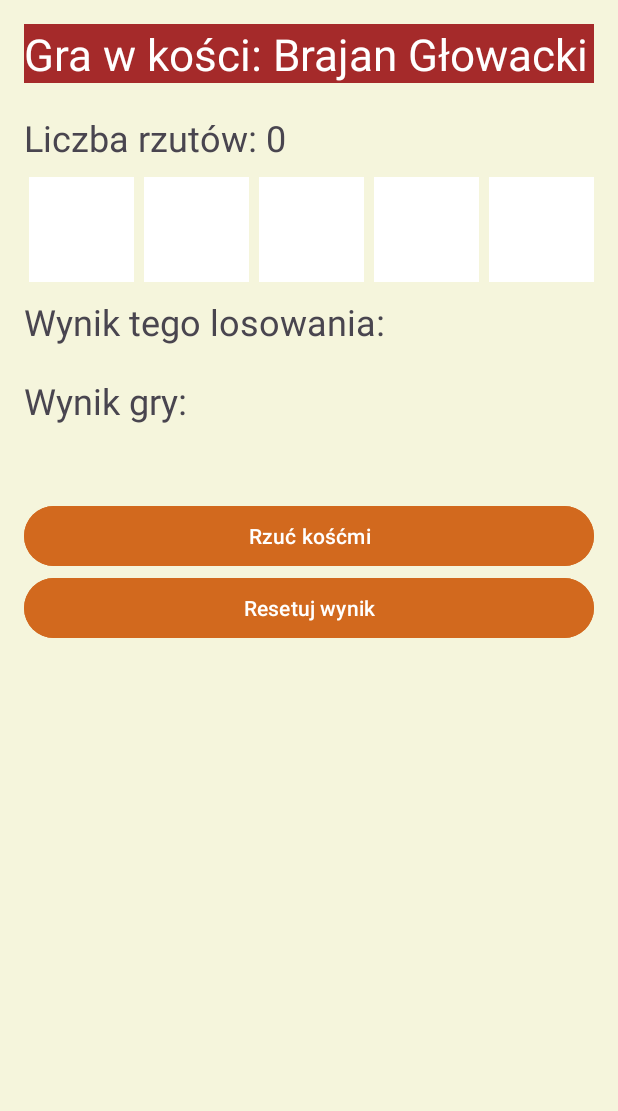
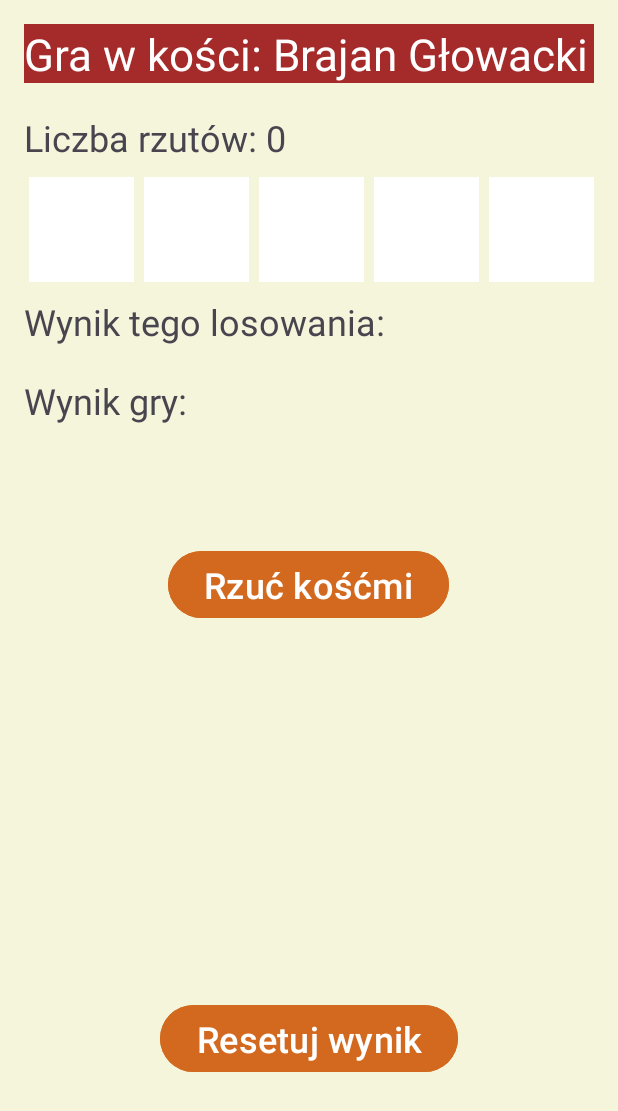
Before and after one commit to Gatsdw/Zadanie-4, an Android app: the screen it shows after launch (MainActivity), on a phone screen of 412 x 824 dp. Shown: the top 1111 px of the screen. Run offline under Robolectric (Android 15) with nearby library versions, the phone set to English and light mode, and no system bars.

Commit message:
Projekt zadania 4

```diff
--- a/app/src/main/res/layout/activity_main.xml
+++ b/app/src/main/res/layout/activity_main.xml
@@ -37,8 +37,8 @@
             android:id="@+id/textRes1"
             android:layout_width="70dp"
             android:layout_height="70dp"
+            android:layout_marginHorizontal="3dp"
             android:background="#FFFFFF"
-            android:layout_marginHorizontal="3dp"
             android:text=""
             android:textSize="24sp" />
 
@@ -98,18 +98,22 @@
 
     <Button
         android:id="@+id/buttonThrow"
-        android:layout_width="match_parent"
+        android:layout_width="wrap_content"
         android:layout_height="wrap_content"
         android:layout_gravity="center"
-        android:layout_marginTop="40dp"
+        android:layout_marginTop="70dp"
         android:backgroundTint="#D2691E"
-        android:text="Rzuć kośćmi" />
+
+        android:text="Rzuć kośćmi"
+        android:textSize="24dp"/>
 
     <Button
         android:id="@+id/buttonReset"
-        android:layout_width="match_parent"
+        android:layout_width="wrap_content"
         android:layout_height="wrap_content"
         android:layout_gravity="center"
         android:backgroundTint="#D2691E"
-        android:text="Resetuj wynik" />
+        android:text="Resetuj wynik"
+        android:layout_marginTop="250dp"
+        android:textSize="24dp"/>
 </LinearLayout>
```
